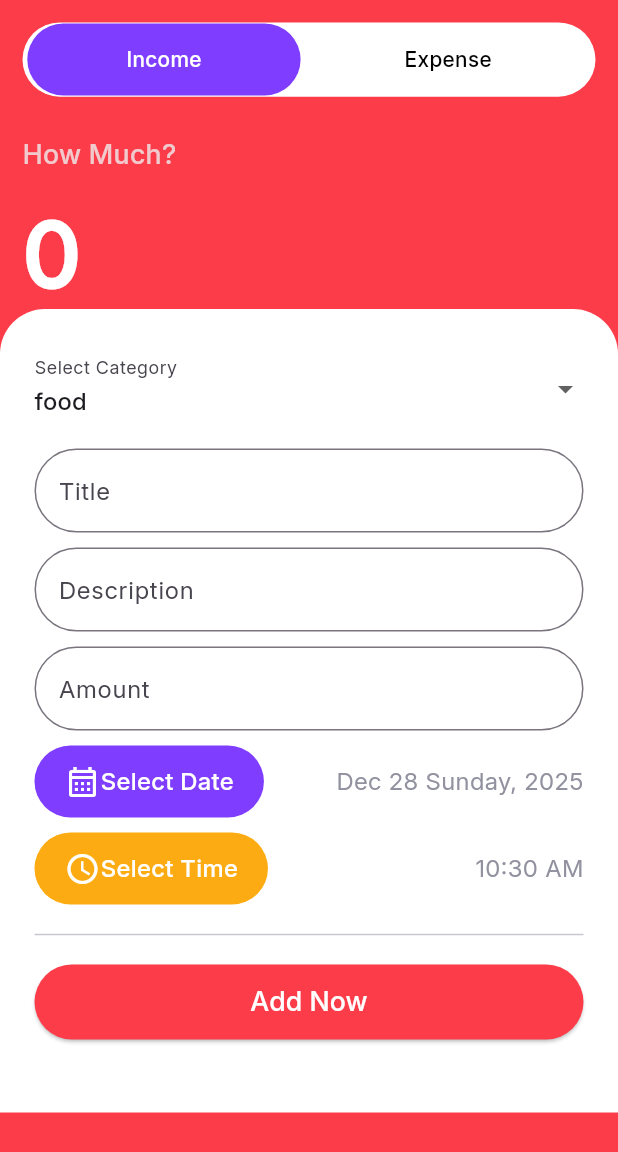
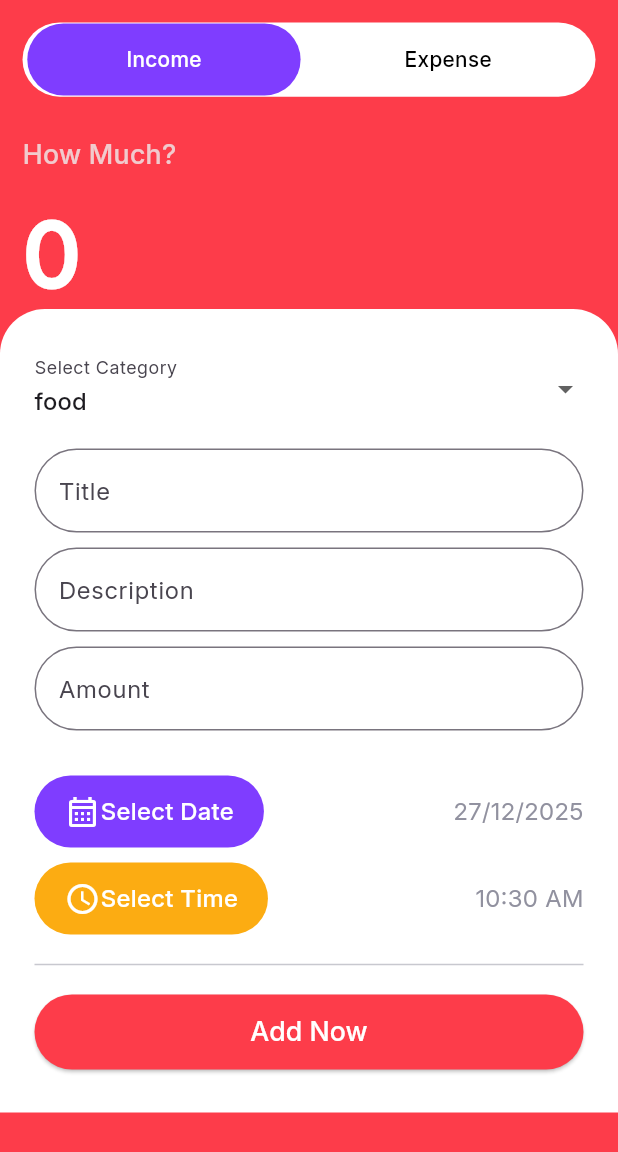
Before and after one commit to cusaldmsr/expenz_tracker_app, a Flutter app: the AddNewScreen screen opened directly, on a phone screen of 412 x 824 dp. Shown: the top 1152 px of the screen. Run offline on Flutter 3.47's test engine with Material 3 defaults, Android fonts, the phone set to English and light mode, and no system bars; our stand-ins replace shared_preferences, smooth_page_indicator; accounts and stored records are empty.

Commit message:
Enhance AddNewScreen: implement date and time selection with dynamic display

```diff
--- a/lib/screens/add_new_screen.dart
+++ b/lib/screens/add_new_screen.dart
@@ -19,6 +19,9 @@ class _AddNewScreenState extends State<AddNewScreen> {
   final TextEditingController _amountController = TextEditingController();
   final TextEditingController _titleController = TextEditingController();
   final TextEditingController _descriptionController = TextEditingController();
+
+  DateTime _selectedDate = DateTime.now();
+  TimeOfDay _selectedTime = TimeOfDay.now();
 
   @override
   void dispose() {
@@ -233,7 +236,7 @@ class _AddNewScreenState extends State<AddNewScreen> {
                             ),
                           ),
                         ),
-                        const SizedBox(height: 10),
+                        const SizedBox(height: 30),
 
                         //Date Picker
                         Row(
@@ -245,7 +248,13 @@ class _AddNewScreenState extends State<AddNewScreen> {
                                   firstDate: DateTime(2000),
                                   lastDate: DateTime(2100),
                                   initialDate: DateTime.now(),
-                                );
+                                ).then((pickedDate) {
+                                  if (pickedDate != null) {
+                                    setState(() {
+                                      _selectedDate = pickedDate;
+                                    });
+                                  }
+                                });
                               },
                               child: Container(
                                 decoration: BoxDecoration(
@@ -278,7 +287,7 @@ class _AddNewScreenState extends State<AddNewScreen> {
                             ),
                             Spacer(),
                             Text(
-                              'Dec 28 Sunday, 2025',
+                              '${_selectedDate.day}/${_selectedDate.month}/${_selectedDate.year}',
                               style: TextStyle(color: kGrey, fontSize: 16),
                             ),
                           ],
@@ -292,7 +301,13 @@ class _AddNewScreenState extends State<AddNewScreen> {
                                 showTimePicker(
                                   context: context,
                                   initialTime: TimeOfDay.now(),
-                                );
+                                ).then((pickedTime) {
+                                  if (pickedTime != null) {
+                                    setState(() {
+                                      _selectedTime = pickedTime;
+                                    });
+                                  }
+                                });
                               },
                               child: Container(
                                 decoration: BoxDecoration(
@@ -325,7 +340,7 @@ class _AddNewScreenState extends State<AddNewScreen> {
                             ),
                             Spacer(),
                             Text(
-                              '10:30 AM',
+                              '${_selectedTime.hour}:${_selectedTime.minute}${_selectedTime.period == DayPeriod.am ? ' AM' : ' PM'}',
                               style: TextStyle(color: kGrey, fontSize: 16),
                             ),
                           ],
```
